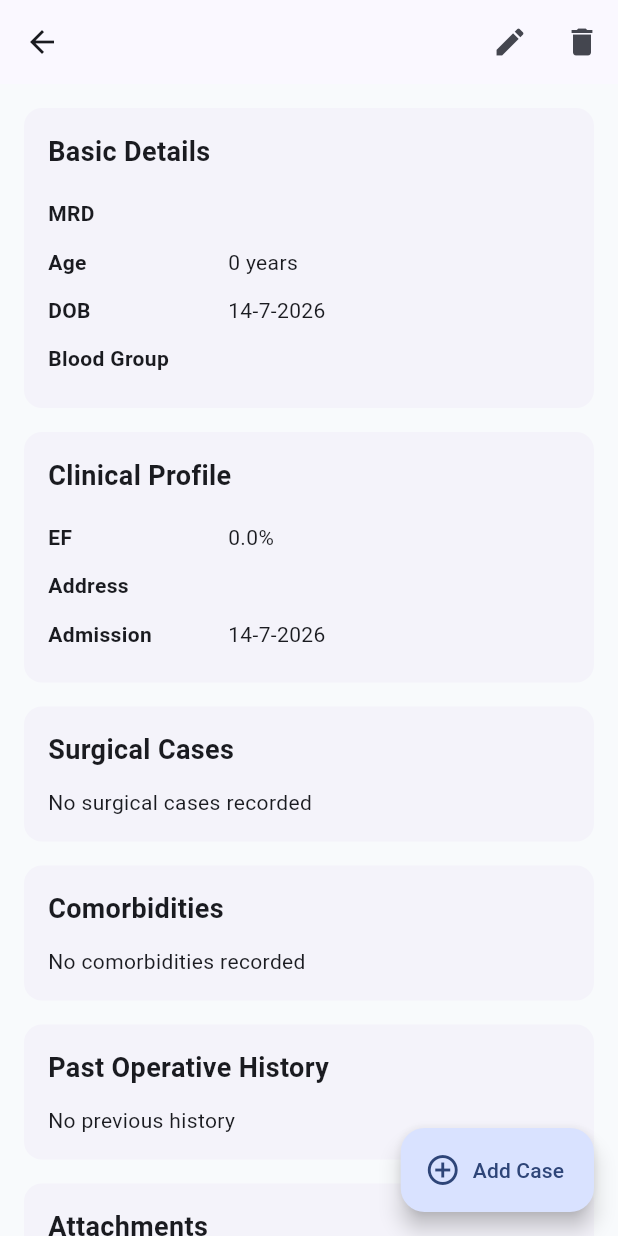
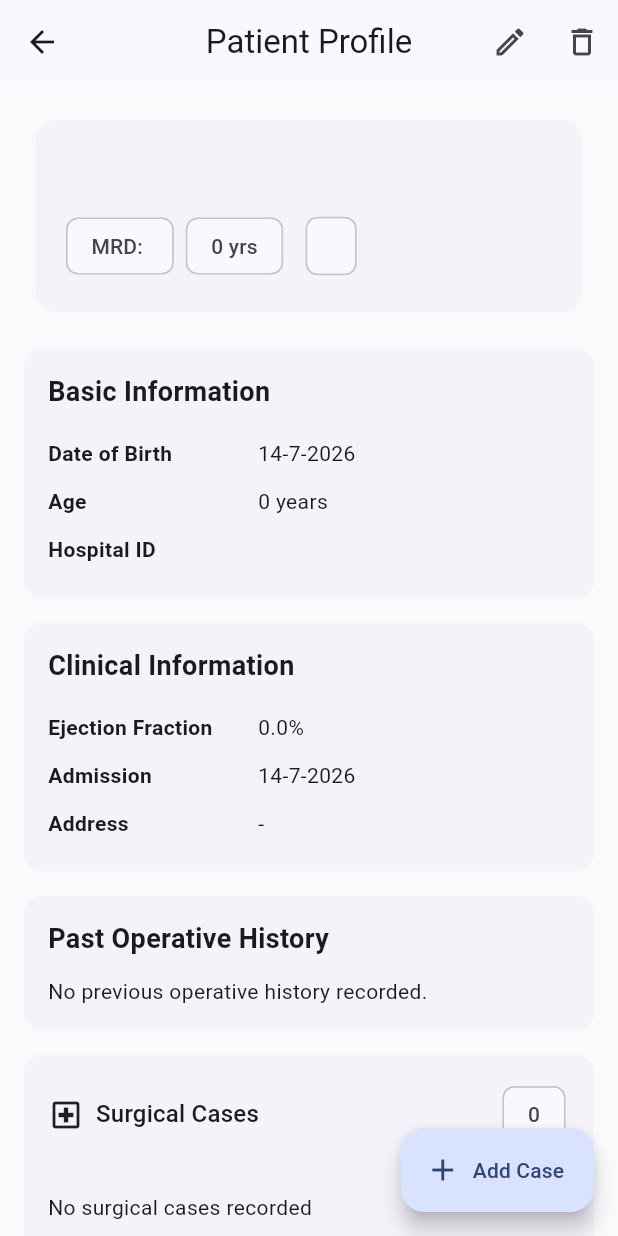
Before and after one commit to rushild31/SurgiTrack, a Flutter app: the PatientDetailsScreen screen opened directly with empty values, on a phone screen of 412 x 824 dp. Run offline on Flutter 3.47's test engine with Material 3 defaults, Android fonts, the phone set to English and light mode, and no system bars; our stand-ins replace drift, drift_flutter, equatable, file_picker, flutter_riverpod, go_router and 2 more; accounts and stored records are empty; generated files the repository leaves out were written again.

Commit message:
Complete Patient Module

```diff
--- a/lib/features/patients/presentation/patient_details_screen.dart
+++ b/lib/features/patients/presentation/patient_details_screen.dart
@@ -1,20 +1,23 @@
+// Replacement patient_details_screen.dart
+// NOTE: Based on your current implementation, this version focuses on UI polish
+// while preserving existing providers and workflow.
+
 import 'package:flutter/material.dart';
 import 'package:flutter_riverpod/flutter_riverpod.dart';
 
 import 'package:surgitrack/features/patients/domain/patient.dart';
 import 'package:surgitrack/features/patients/providers/patient_provider.dart';
 import 'package:surgitrack/features/patients/providers/patient_attachment_provider.dart';
+import 'package:surgitrack/features/patients/providers/patient_case_provider.dart';
 import 'package:surgitrack/features/patients/presentation/patient_form_screen.dart';
 import 'package:surgitrack/features/patients/presentation/widgets/add_attachment_button.dart';
+import 'package:surgitrack/features/patients/presentation/widgets/patient_cases_section.dart';
 import 'package:surgitrack/features/patients/data/attachment_viewer_service.dart';
-import 'package:surgitrack/features/patients/presentation/widgets/patient_cases_section.dart';
 
 import 'package:surgitrack/features/cases/presentation/screens/add_case_screen.dart';
-import 'package:surgitrack/features/patients/providers/patient_case_provider.dart';
 
 class PatientDetailsScreen extends ConsumerWidget {
   final Patient patient;
-
   const PatientDetailsScreen({super.key, required this.patient});
 
   @override
@@ -25,12 +28,10 @@ class PatientDetailsScreen extends ConsumerWidget {
 
     return Scaffold(
       appBar: AppBar(
-        title: Text(patient.name),
-
+        title: const Text('Patient Profile'),
         actions: [
           IconButton(
-            icon: const Icon(Icons.edit),
-
+            icon: const Icon(Icons.edit_outlined),
             onPressed: () async {
               final updated = await Navigator.push(
                 context,
@@ -38,66 +39,46 @@ class PatientDetailsScreen extends ConsumerWidget {
                   builder: (_) => PatientFormScreen(patient: patient),
                 ),
               );
-
-              if (updated == true) {
-                ref.invalidate(patientListProvider);
-              }
+              if (updated == true) ref.invalidate(patientListProvider);
             },
           ),
-
           IconButton(
-            icon: const Icon(Icons.delete),
-
+            icon: const Icon(Icons.delete_outline),
             onPressed: () async {
-              final confirm = await showDialog<bool>(
+              final ok = await showDialog<bool>(
                 context: context,
-
                 builder: (_) => AlertDialog(
-                  title: const Text("Delete Patient"),
-
+                  title: const Text('Delete Patient'),
                   content: const Text(
-                    "This will permanently remove this patient record.",
+                    'This will permanently remove this patient record.',
                   ),
-
                   actions: [
                     TextButton(
                       onPressed: () => Navigator.pop(context, false),
-
-                      child: const Text("Cancel"),
+                      child: const Text('Cancel'),
                     ),
-
-                    ElevatedButton(
+                    FilledButton(
                       onPressed: () => Navigator.pop(context, true),
-
-                      child: const Text("Delete"),
+                      child: const Text('Delete'),
                     ),
                   ],
                 ),
               );
-
-              if (confirm != true) return;
-
+              if (ok != true) return;
               await ref
                   .read(patientRepositoryProvider)
                   .deletePatient(patient.id!);
-
               ref.invalidate(patientListProvider);
-
-              if (context.mounted) {
-                Navigator.pop(context, true);
-              }
+              if (context.mounted) Navigator.pop(context, true);
             },
           ),
         ],
       ),
-
       floatingActionButton: patient.id == null
           ? null
           : FloatingActionButton.extended(
-              icon: const Icon(Icons.add_circle_outline),
-
+              icon: const Icon(Icons.add),
               label: const Text("Add Case"),
-
               onPressed: () async {
                 await Navigator.push(
                   context,
@@ -105,121 +86,114 @@ class PatientDetailsScreen extends ConsumerWidget {
                     builder: (_) => AddCaseScreen(patient: patient),
                   ),
                 );
-
                 ref.invalidate(patientCasesProvider(patient.id!));
               },
             ),
-
       body: ListView(
         padding: const EdgeInsets.all(16),
-
         children: [
-          _section("Basic Details", [
-            _row("MRD", patient.hospitalId),
-
+          Card(
+            child: Padding(
+              padding: const EdgeInsets.all(20),
+              child: Column(
+                crossAxisAlignment: CrossAxisAlignment.start,
+                children: [
+                  Text(
+                    patient.name,
+                    style: Theme.of(context).textTheme.headlineSmall,
+                  ),
+                  const SizedBox(height: 8),
+                  Wrap(
+                    spacing: 8,
+                    runSpacing: 8,
+                    children: [
+                      Chip(label: Text("MRD: ${patient.hospitalId}")),
+                      Chip(label: Text("${patient.age} yrs")),
+                      Chip(label: Text(patient.bloodGroup ?? "-")),
+                    ],
+                  ),
+                ],
+              ),
+            ),
+          ),
+          _section("Basic Information", [
+            _row("Date of Birth", _date(patient.dateOfBirth)),
             _row("Age", "${patient.age} years"),
-
-            _row("DOB", _date(patient.dateOfBirth)),
-
-            _row("Blood Group", patient.bloodGroup ?? "-"),
+            _row("Hospital ID", patient.hospitalId),
           ]),
-
-          _section("Clinical Profile", [
+          _section("Clinical Information", [
             _row(
-              "EF",
+              "Ejection Fraction",
               patient.ejectionFraction == null
                   ? "-"
                   : "${patient.ejectionFraction}%",
             ),
-
-            _row("Address", patient.address ?? "-"),
-
             _row(
               "Admission",
               patient.admissionDate == null
                   ? "-"
                   : _date(patient.admissionDate!),
             ),
+            _row(
+              "Address",
+              patient.address?.isNotEmpty == true ? patient.address! : "-",
+            ),
           ]),
-
-          if (patient.id != null) PatientCasesSection(patientId: patient.id!),
-
+          if (patient.comorbidities.isNotEmpty)
             _section("Comorbidities", [
-            patient.comorbidities.isEmpty
-                ? const Text("No comorbidities recorded")
-                : Wrap(
+              Wrap(
                 spacing: 8,
-
+                runSpacing: 8,
                 children: patient.comorbidities
                     .map((e) => Chip(label: Text(e)))
                     .toList(),
               ),
             ]),
-
           _section("Past Operative History", [
             Text(
               patient.pastOperativeHistory?.isNotEmpty == true
                   ? patient.pastOperativeHistory!
-                  : "No previous history",
+                  : "No previous operative history recorded.",
             ),
           ]),
-
+          if (patient.id != null) PatientCasesSection(patientId: patient.id!),
           if (attachmentsAsync != null)
             _section("Attachments", [
               attachmentsAsync.when(
-                loading: () => const CircularProgressIndicator(),
-
-                error: (error, stack) =>
-                    Text("Error loading attachments\n$error"),
-
-                data: (attachments) {
-                  return Column(
+                loading: () => const Center(child: CircularProgressIndicator()),
+                error: (e, s) => Text(e.toString()),
+                data: (attachments) => Column(
                   children: [
                     if (attachments.isEmpty)
                       const ListTile(title: Text("No attachments added")),
-
-                      ...attachments.map((attachment) {
-                        return ListTile(
-                          contentPadding: EdgeInsets.zero,
-
+                    ...attachments.map(
+                      (a) => ListTile(
                         leading: Icon(
-                            attachment.fileType.toLowerCase() == "pdf"
+                          a.fileType.toLowerCase() == "pdf"
                               ? Icons.picture_as_pdf
-                                : Icons.image,
+                              : Icons.image_outlined,
                         ),
-
-                          title: Text(attachment.displayName),
-
-                          subtitle: Text(attachment.fileType),
-
-                          onTap: () async {
-                            await AttachmentViewerService().openFile(
-                              attachment.filePath,
-                            );
-                          },
-
+                        title: Text(a.displayName),
+                        subtitle: Text(a.fileType.toUpperCase()),
+                        onTap: () =>
+                            AttachmentViewerService().openFile(a.filePath),
                         trailing: IconButton(
-                            icon: const Icon(Icons.delete),
-
+                          icon: const Icon(Icons.delete_outline),
                           onPressed: () async {
                             await ref
                                 .read(patientAttachmentRepositoryProvider)
-                                  .deleteAttachment(attachment);
-
+                                .deleteAttachment(a);
                             ref.invalidate(
                               patientAttachmentsProvider(patient.id!),
                             );
                           },
                         ),
-                        );
-                      }),
+                      ),
+                    ),
                   ],
-                  );
-                },
                 ),
-
+              ),
               const SizedBox(height: 12),
-
               AddAttachmentButton(patientId: patient.id!),
             ]),
         ],
@@ -227,57 +201,36 @@ class PatientDetailsScreen extends ConsumerWidget {
     );
   }
 
-  Widget _section(String title, List<Widget> children) {
-    return Card(
-      margin: const EdgeInsets.only(bottom: 16),
-
+  Widget _section(String title, List<Widget> children) => Card(
+    margin: const EdgeInsets.only(top: 16),
     child: Padding(
       padding: const EdgeInsets.all(16),
-
       child: Column(
         crossAxisAlignment: CrossAxisAlignment.start,
-
         children: [
           Text(
             title,
-
             style: const TextStyle(fontSize: 18, fontWeight: FontWeight.bold),
           ),
-
           const SizedBox(height: 12),
-
           ...children,
         ],
       ),
     ),
   );
-  }
 
-  Widget _row(String label, String value) {
-    return Padding(
+  Widget _row(String l, String v) => Padding(
     padding: const EdgeInsets.symmetric(vertical: 6),
-
     child: Row(
-        crossAxisAlignment: CrossAxisAlignment.start,
-
       children: [
         SizedBox(
-            width: 120,
-
-            child: Text(
-              label,
-
-              style: const TextStyle(fontWeight: FontWeight.w600),
+          width: 140,
+          child: Text(l, style: const TextStyle(fontWeight: FontWeight.w600)),
         ),
-          ),
-
-          Expanded(child: Text(value)),
+        Expanded(child: Text(v)),
       ],
     ),
   );
+
+  String _date(DateTime d) => "${d.day}-${d.month}-${d.year}";
 }
-
-  String _date(DateTime date) {
-    return "${date.day}-${date.month}-${date.year}";
-  }
-}
```
Also changed, not shown: lib/features/patients/presentation/add_patient_screen.dart (deleted, +0 -288 lines), lib/features/patients/presentation/widgets/patient_card.dart (+63 -31 lines), lib/features/patients/presentation/widgets/patient_cases_section.dart (+72 -35 lines). Lines whose indentation alone changed are shown as unchanged.
